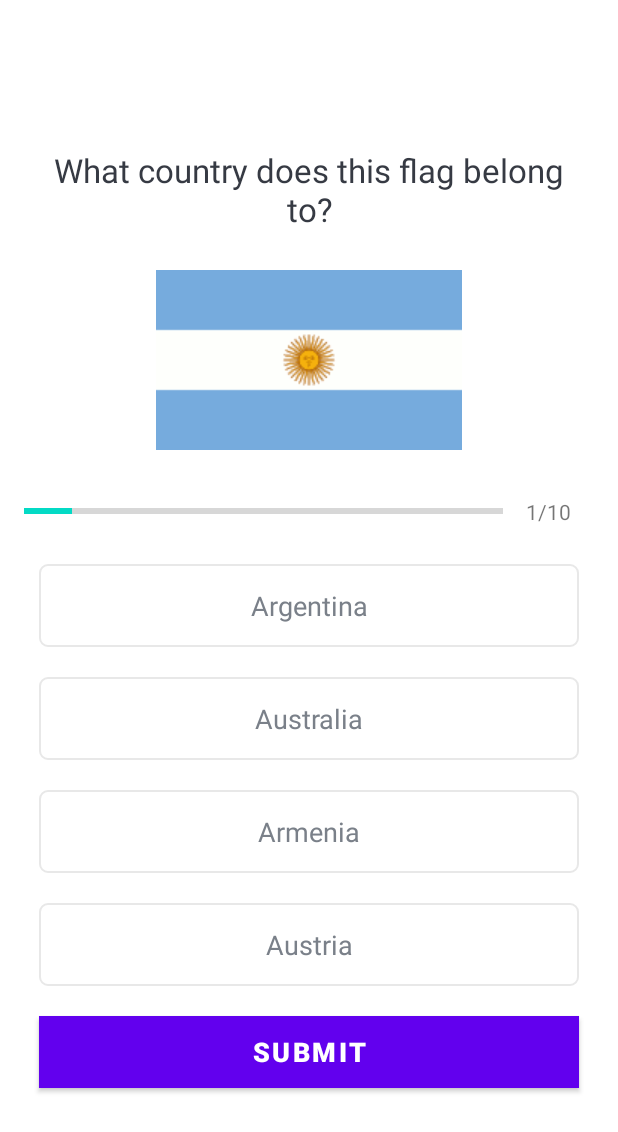
After one commit to tanmays62343/AndroidProjects, an Android app: the QuizQuestion screen opened directly, with no data from a screen before it, on a phone screen of 412 x 824 dp. The commit adds this screen. Shown: the top 1132 px of the screen. Run offline under Robolectric (Android 15) with nearby library versions, the phone set to English and light mode, and no system bars.

Commit message:
Made Question UI

```diff
--- a/QuizApp/app/src/main/AndroidManifest.xml
+++ b/QuizApp/app/src/main/AndroidManifest.xml
@@ -12,12 +12,15 @@
         android:theme="@style/Theme.QuizApp"
         tools:targetApi="31">
         <activity
+            android:name=".QuizQuestion"
+            android:exported="false" />
+        <activity
             android:name=".MainActivity"
             android:exported="true"
-            android:screenOrientation="portrait"
-            >
+            android:screenOrientation="portrait">
             <intent-filter>
                 <action android:name="android.intent.action.MAIN" />
+
                 <category android:name="android.intent.category.LAUNCHER" />
             </intent-filter>
         </activity>
--- a/QuizApp/app/src/main/java/com/TrX/Constants.kt
+++ b/QuizApp/app/src/main/java/com/TrX/Constants.kt
@@ -2,8 +2,6 @@ package com.TrX
 
 object Constants {
 
-    // TODO (STEP 6: Create a list of questions using the Question data model class. And add all the flag images to the drawable folder to add it in the list.)
-    // START
     fun getQuestions(): ArrayList<Question> {
         val questionsList = ArrayList<Question>()
 
--- a/QuizApp/app/src/main/java/com/TrX/MainActivity.kt
+++ b/QuizApp/app/src/main/java/com/TrX/MainActivity.kt
@@ -1,14 +1,32 @@
 package com.TrX
 
+import android.content.Intent
 import androidx.appcompat.app.AppCompatActivity
 import android.os.Bundle
+import android.widget.Button
+import android.widget.EditText
+import android.widget.Toast
+import kotlinx.coroutines.NonCancellable.start
 
 class MainActivity : AppCompatActivity() {
     override fun onCreate(savedInstanceState: Bundle?) {
         super.onCreate(savedInstanceState)
         setContentView(R.layout.activity_main)
 
+        val startBtn : Button = findViewById(R.id.btn_start)
+        val userName : EditText = findViewById(R.id.et_name)
 
+        startBtn.setOnClickListener{
+
+            if(userName.text.isEmpty()){
+                Toast.makeText(this, "Please enter your name", Toast.LENGTH_LONG).show()
+            }
+            else{
+                val intent = Intent(this,QuizQuestion::class.java)
+                startActivity(intent)
+                finish()
+            }
+        }
 
     }
 }
--- /dev/null
+++ b/QuizApp/app/src/main/java/com/TrX/QuizQuestion.kt
@@ -0,0 +1,58 @@
+package com.TrX
+
+import androidx.appcompat.app.AppCompatActivity
+import android.os.Bundle
+import android.util.Log
+import android.widget.ImageButton
+import android.widget.ImageView
+import android.widget.ProgressBar
+import android.widget.TextView
+
+class QuizQuestion : AppCompatActivity() {
+
+    private var progressBar : ProgressBar? = null
+    private var tvprogress : TextView? = null
+    private var tvQuestion : TextView? = null
+    private var image : ImageView? = null
+
+    private var optionOne : TextView? = null
+    private var optionTwo : TextView? = null
+    private var optionThree : TextView? = null
+    private var optionFour : TextView? = null
+
+    override fun onCreate(savedInstanceState: Bundle?) {
+        super.onCreate(savedInstanceState)
+        setContentView(R.layout.activity_quiz_question)
+
+        progressBar = findViewById(R.id.ProgressBar)
+        tvprogress = findViewById(R.id.Progress)
+        tvQuestion = findViewById(R.id.question)
+        image = findViewById(R.id.image)
+        optionOne = findViewById(R.id.tv_option_one)
+        optionTwo = findViewById(R.id.tv_option_two)
+        optionThree = findViewById(R.id.tv_option_three)
+        optionFour = findViewById(R.id.tv_option_four)
+
+        val QuestionsList = Constants.getQuestions()
+
+        Log.i("Questions Size is :","${QuestionsList.size}")
+
+        for(i in QuestionsList){
+            Log.e("Questions",i.question)
+        }
+
+        var currentPosition = 1
+        val question : Question = QuestionsList[currentPosition-1]
+        image?.setImageResource(question.image)
+        progressBar?.progress = currentPosition
+        tvprogress?.text = "$currentPosition/${progressBar?.max}"
+        tvQuestion?.text = question.question
+        optionOne?.text = question.optionOne
+        optionTwo?.text = question.optionTwo
+        optionThree?.text = question.optionThree
+        optionFour?.text = question.optionFour
+
+    }
+
+
+}
--- /dev/null
+++ b/QuizApp/app/src/main/res/drawable/default_option_border_bg.xml
@@ -0,0 +1,16 @@
+<?xml version="1.0" encoding="utf-8"?>
+<shape xmlns:android="http://schemas.android.com/apk/res/android"
+    android:shape="rectangle"
+    >
+    <stroke
+        android:width="1dp"
+        android:color="#E8E8E8"
+        />
+    <solid
+        android:color="@color/white"
+        />
+    <corners
+        android:radius="5dp"
+        />
+
+</shape>
--- a/QuizApp/app/src/main/res/layout/activity_main.xml
+++ b/QuizApp/app/src/main/res/layout/activity_main.xml
@@ -55,6 +55,7 @@
                 android:text="Please enter your name."
                 android:textColor="#7A8089"
                 android:textSize="16sp" />
+
             <com.google.android.material.textfield.TextInputLayout
                 android:id="@+id/til_name"
                 style="@style/Widget.MaterialComponents.TextInputLayout.OutlinedBox"
@@ -73,6 +74,7 @@
                     android:inputType="textCapWords"
                     android:textColor="#363A43"
                     android:textColorHint="#7A8089" />
+
             </com.google.android.material.textfield.TextInputLayout>
 
             <Button
--- /dev/null
+++ b/QuizApp/app/src/main/res/layout/activity_quiz_question.xml
@@ -0,0 +1,140 @@
+<?xml version="1.0" encoding="utf-8"?>
+<ScrollView xmlns:android="http://schemas.android.com/apk/res/android"
+    xmlns:app="http://schemas.android.com/apk/res-auto"
+    xmlns:tools="http://schemas.android.com/tools"
+    android:layout_width="match_parent"
+    android:layout_height="match_parent"
+    android:fillViewport="true"
+    tools:context=".QuizQuestion"
+    >
+    <LinearLayout
+        android:layout_width="match_parent"
+        android:layout_height="wrap_content"
+        android:gravity="center"
+        android:orientation="vertical"
+        android:padding="16dp">
+
+        <TextView
+            android:id="@+id/question"
+            android:layout_width="match_parent"
+            android:layout_height="wrap_content"
+            android:gravity="center"
+            android:layout_margin="10dp"
+            android:textSize="22sp"
+            android:textColor="#363A43"
+            tools:text="What country does this flag belong to?"
+            />
+
+        <ImageView
+            android:id="@+id/image"
+            android:layout_width="wrap_content"
+            android:layout_height="wrap_content"
+            android:layout_marginTop="16dp"
+            android:contentDescription="Quiz Image"
+            tools:src="@drawable/ic_flag_of_germany"
+            />
+
+        <LinearLayout
+            android:layout_width="match_parent"
+            android:layout_height="wrap_content"
+            android:gravity="center"
+            android:layout_marginTop="16dp"
+            android:orientation="horizontal"
+            >
+
+            <ProgressBar
+                android:id="@+id/ProgressBar"
+                android:layout_width="0dp"
+                android:layout_height="match_parent"
+                android:layout_weight="1"
+                android:max="10"
+                android:minHeight="50dp"
+                style="?android:attr/progressBarStyleHorizontal"
+                android:indeterminate="false"
+                android:progress="5"
+                >
+            </ProgressBar>
+
+            <TextView
+                android:id="@+id/Progress"
+                android:layout_width="wrap_content"
+                android:layout_height="wrap_content"
+                android:gravity="center"
+                android:padding="15dp"
+                android:textSize="14sp"
+                tools:text="1/10"
+                />
+        </LinearLayout>
+
+        <TextView
+            android:id="@+id/tv_option_one"
+            android:layout_width="match_parent"
+            android:layout_height="wrap_content"
+            android:layout_margin="10dp"
+            android:background="@drawable/default_option_border_bg"
+            android:gravity="center"
+            android:padding="15dp"
+            android:textColor="#7A8089"
+            android:textSize="18sp"
+            tools:text="Apple" />
+
+        <TextView
+            android:id="@+id/tv_option_two"
+            android:layout_width="match_parent"
+            android:layout_height="wrap_content"
+            android:layout_marginStart="10dp"
+            android:layout_marginTop="10dp"
+            android:layout_marginEnd="10dp"
+            android:layout_marginBottom="10dp"
+            android:background="@drawable/default_option_border_bg"
+            android:gravity="center"
+            android:padding="15dp"
+            android:textColor="#7A8089"
+            android:textSize="18sp"
+            tools:text="Google" />
+
+        <TextView
+            android:id="@+id/tv_option_three"
+            android:layout_width="match_parent"
+            android:layout_height="wrap_content"
+            android:layout_marginStart="10dp"
+            android:layout_marginTop="10dp"
+            android:layout_marginEnd="10dp"
+            android:layout_marginBottom="10dp"
+            android:background="@drawable/default_option_border_bg"
+            android:gravity="center"
+            android:padding="15dp"
+            android:textColor="#7A8089"
+            android:textSize="18sp"
+            tools:text="Android Inc." />
+
+        <TextView
+            android:id="@+id/tv_option_four"
+            android:layout_width="match_parent"
+            android:layout_height="wrap_content"
+            android:layout_marginStart="10dp"
+            android:layout_marginTop="10dp"
+            android:layout_marginEnd="10dp"
+            android:layout_marginBottom="10dp"
+            android:background="@drawable/default_option_border_bg"
+            android:gravity="center"
+            android:padding="15dp"
+            android:textColor="#7A8089"
+            android:textSize="18sp"
+            tools:text="Nokia" />
+
+        <Button
+            android:id="@+id/Submit"
+            android:layout_width="match_parent"
+            android:layout_height="wrap_content"
+            android:layout_margin="10dp"
+            android:background="@color/design_default_color_primary"
+            android:text="Submit"
+            android:textColor="@color/white"
+            android:textSize="18dp"
+            android:textStyle="bold"
+            />
+
+    </LinearLayout>
+
+</ScrollView>
```
